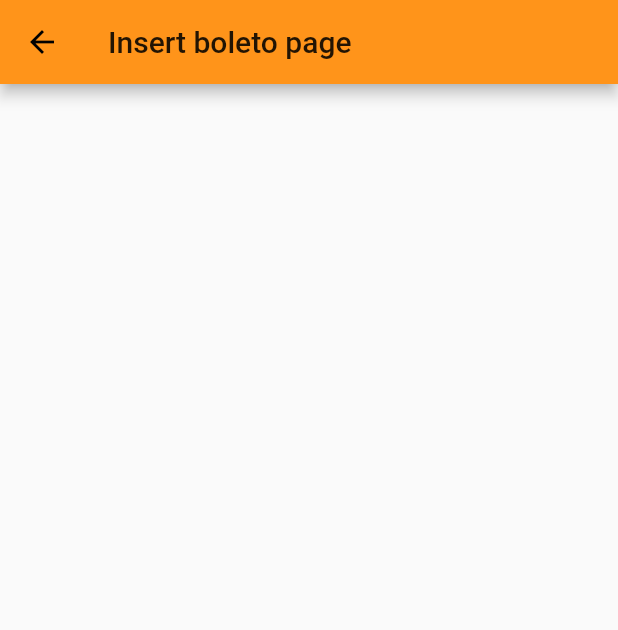
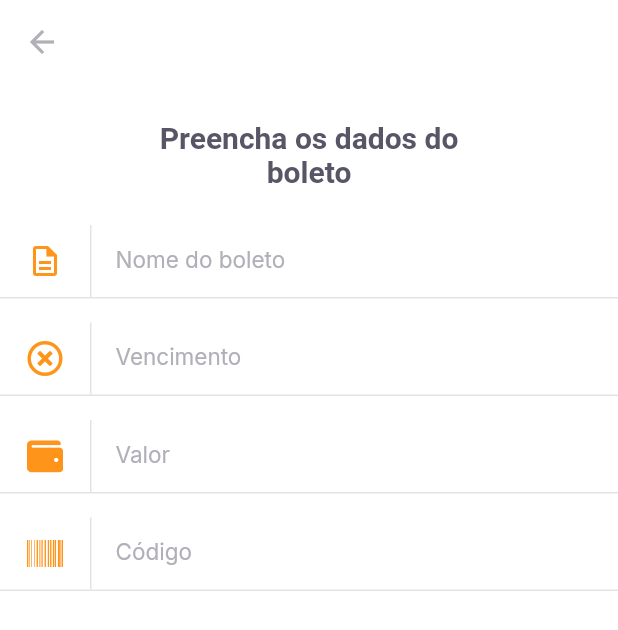
Before and after one commit to allexis096/payflow, a Flutter app: the InsertBoletoPage screen opened by its route, on a phone screen of 412 x 824 dp. Shown: the top 630 px of the screen. Run offline on Flutter 3.47's test engine with Material 2 defaults, Android fonts, the phone set to English and light mode, and no system bars; our stand-ins replace camera, firebase_core, font_awesome_flutter, google_fonts, google_sign_in, image_picker and 1 more; missing offline and left inert: google_ml_kit; accounts and stored records are empty.

Commit message:
:sparkles: feat: add input_text_widget and insert into insert_boleto page

```diff
--- a/lib/modules/home/home_page.dart
+++ b/lib/modules/home/home_page.dart
@@ -73,7 +73,8 @@ class _HomePageState extends State<HomePage> {
             ),
             GestureDetector(
               onTap: () {
-                Navigator.pushNamed(context, '/barcode_scanner');
+                // Navigator.pushNamed(context, '/barcode_scanner');
+                Navigator.pushNamed(context, '/insert_boleto');
               },
               child: Container(
                 width: 56,
--- a/lib/modules/insert_boleto/insert_boleto_page.dart
+++ b/lib/modules/insert_boleto/insert_boleto_page.dart
@@ -1,4 +1,8 @@
 import 'package:flutter/material.dart';
+import 'package:font_awesome_flutter/font_awesome_flutter.dart';
+import 'package:payflow/shared/themes/app_text_styles.dart';
+import 'package:payflow/shared/themes/appcolors.dart';
+import 'package:payflow/shared/widgets/input_text/input_text_widget.dart';
 
 class InsertBoletoPage extends StatelessWidget {
   const InsertBoletoPage({Key? key}) : super(key: key);
@@ -6,8 +10,41 @@ class InsertBoletoPage extends StatelessWidget {
   @override
   Widget build(BuildContext context) {
     return Scaffold(
+      backgroundColor: AppColors.background,
       appBar: AppBar(
-        title: Text('Insert boleto page'),
+        backgroundColor: AppColors.background,
+        elevation: 0,
+        leading: BackButton(
+          color: AppColors.input,
+        ),
+      ),
+      body: Column(
+        children: [
+          Padding(
+            padding: const EdgeInsets.symmetric(horizontal: 93, vertical: 24),
+            child: Text(
+              'Preencha os dados do boleto',
+              style: TextStyles.titleBoldHeading,
+              textAlign: TextAlign.center,
+            ),
+          ),
+          InputTextWidget(
+            label: 'Nome do boleto',
+            icon: Icons.description_outlined,
+          ),
+          InputTextWidget(
+            label: 'Vencimento',
+            icon: FontAwesomeIcons.timesCircle,
+          ),
+          InputTextWidget(
+            label: 'Valor',
+            icon: FontAwesomeIcons.wallet,
+          ),
+          InputTextWidget(
+            label: 'Código',
+            icon: FontAwesomeIcons.barcode,
+          ),
+        ],
       ),
     );
   }
--- /dev/null
+++ b/lib/shared/widgets/input_text/input_text_widget.dart
@@ -0,0 +1,56 @@
+import 'package:flutter/material.dart';
+import 'package:payflow/shared/themes/app_text_styles.dart';
+import 'package:payflow/shared/themes/appcolors.dart';
+
+class InputTextWidget extends StatelessWidget {
+  final String label;
+  final IconData icon;
+
+  const InputTextWidget({
+    Key? key,
+    required this.label,
+    required this.icon,
+  }) : super(key: key);
+
+  @override
+  Widget build(BuildContext context) {
+    return Padding(
+      padding: const EdgeInsets.only(bottom: 16),
+      child: Column(
+        children: [
+          TextFormField(
+            style: TextStyles.input,
+            decoration: InputDecoration(
+              contentPadding: EdgeInsets.zero,
+              labelText: label,
+              labelStyle: TextStyles.input,
+              border: InputBorder.none,
+              icon: Row(
+                mainAxisSize: MainAxisSize.min,
+                children: [
+                  Padding(
+                    padding: const EdgeInsets.symmetric(horizontal: 18),
+                    child: Icon(
+                      icon,
+                      color: AppColors.primary,
+                    ),
+                  ),
+                  Container(
+                    width: 1,
+                    height: 48,
+                    color: AppColors.stroke,
+                  ),
+                ],
+              ),
+            ),
+          ),
+          Divider(
+            color: AppColors.stroke,
+            height: 1,
+            thickness: 1,
+          ),
+        ],
+      ),
+    );
+  }
+}
```
Also changed, not shown: pubspec.lock.
